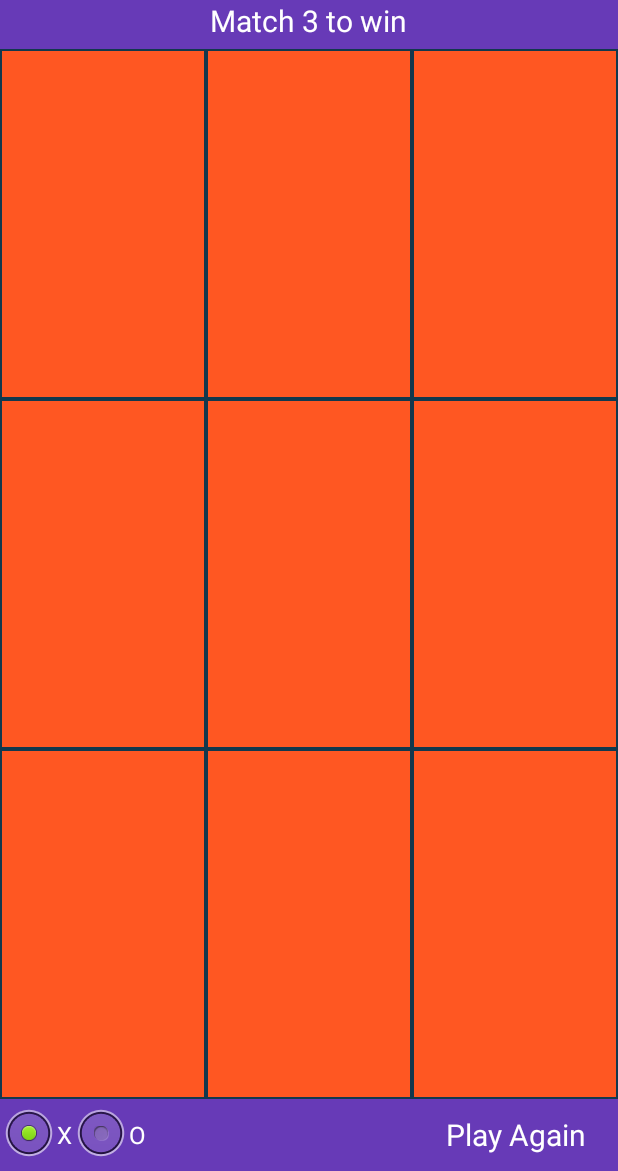
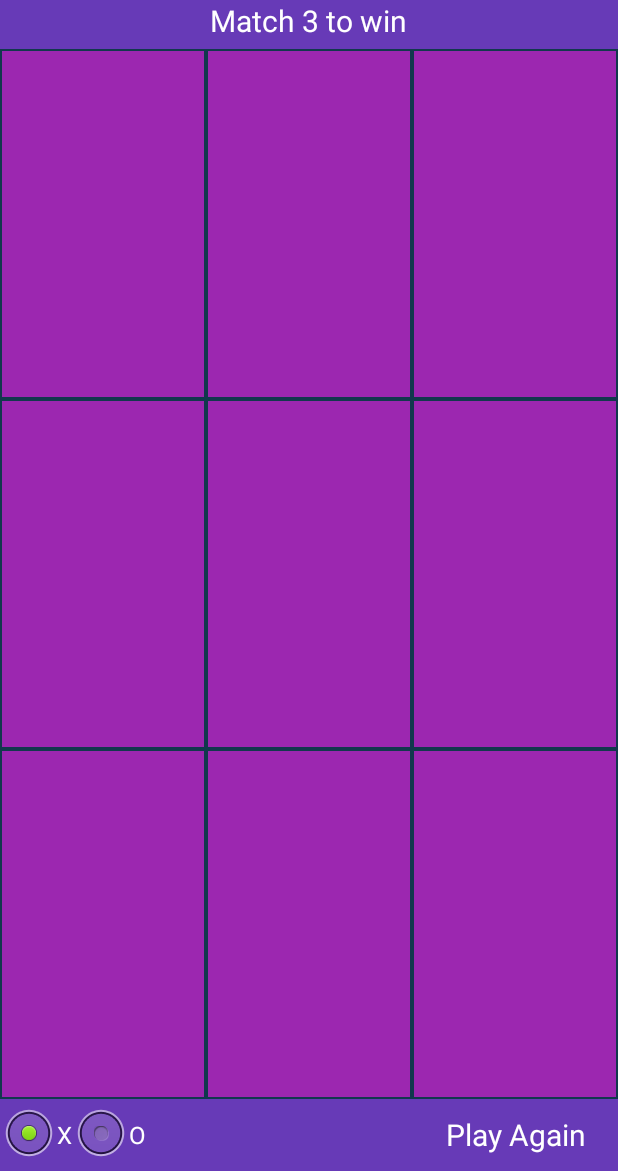
Before and after one commit to androidkhurram/TicTacToe, an Android app: the LevelOneActivity screen opened directly, with no data from a screen before it, on a phone screen of 412 x 824 dp, the part 65-1236 px from its top. Run offline under Robolectric (Android 15) with nearby library versions, the phone set to English and light mode, and no system bars.

Commit message:
small changes in files.

```diff
--- a/app/src/main/java/mohsenalqallaf/tictactoe/LevelOneActivity.java
+++ b/app/src/main/java/mohsenalqallaf/tictactoe/LevelOneActivity.java
@@ -2,7 +2,6 @@ package mohsenalqallaf.tictactoe;
 
 import android.app.Activity;
 import android.app.AlertDialog;
-import android.content.Context;
 import android.content.DialogInterface;
 import android.media.MediaPlayer;
 import android.os.Bundle;
@@ -11,7 +10,6 @@ import android.view.animation.AlphaAnimation;
 import android.view.animation.Animation;
 import android.widget.RadioButton;
 import android.widget.TextView;
-import android.widget.Toast;
 
 public class LevelOneActivity extends Activity {
 	//Declare global variables for the game space
@@ -29,7 +27,7 @@ public class LevelOneActivity extends Activity {
 		super.onCreate(savedInstanceState);
 
 		//Look at the right XML layout and remove the action bar
-		setContentView(R.layout.level_one);
+		setContentView(R.layout.play_with_ai);
 		mediaPlayer = MediaPlayer.create(getApplicationContext(), R.raw.click);
 		mediaPlayerWinning = MediaPlayer.create(getApplicationContext(), R.raw.winning);
 		// initialize Views
--- a/app/src/main/java/mohsenalqallaf/tictactoe/LevelTwoActivity.java
+++ b/app/src/main/java/mohsenalqallaf/tictactoe/LevelTwoActivity.java
@@ -5,7 +5,6 @@ import android.os.Bundle;
 import android.view.View;
 import android.view.animation.AlphaAnimation;
 import android.view.animation.Animation;
-import android.widget.Button;
 import android.widget.TableLayout;
 import android.widget.TableRow;
 import android.widget.TextView;
@@ -31,7 +30,7 @@ public class LevelTwoActivity extends Activity {
         setContentView(R.layout.play_with_human);
         setupOnClickListeners();
         // initializeViews Views
-        txtPlayAgain = (TextView)findViewById(R.id.thing);
+        txtPlayAgain = (TextView)findViewById(R.id.resetGame);
         txtGameStatus = (TextView) findViewById(R.id.txtStatus);
         mediaPlayer = MediaPlayer.create(getApplicationContext(), R.raw.click);
         mediaPlayerWinning = MediaPlayer.create(getApplicationContext(), R.raw.winning);
--- a/app/src/main/res/layout/level_one.xml
+++ b/app/src/main/res/layout/play_with_ai.xml
@@ -36,7 +36,7 @@
 	    android:layout_width="fill_parent"
 	    android:layout_height="0dp"
 	    android:layout_weight="1"
-	    android:background="#FF5722"
+	    android:background="@color/button_color"
 	    android:keepScreenOn="true" >
 
 	    <TableRow
@@ -200,7 +200,7 @@
 			android:layout_height="fill_parent"
 			/>
 		<TextView
-		    android:id="@+id/thing"
+		    android:id="@+id/resetGame"
 		    android:layout_weight="1"
 		    android:layout_width="0dp"
 			android:layout_height="fill_parent"
--- a/app/src/main/res/layout/play_with_human.xml
+++ b/app/src/main/res/layout/play_with_human.xml
@@ -36,7 +36,7 @@
 	    android:layout_width="fill_parent"
 	    android:layout_height="0dp"
 	    android:layout_weight="1"
-	    android:background="#FF5722"
+	    android:background="@color/button_color"
 	    android:keepScreenOn="true" >
 
 	    <TableRow
@@ -176,7 +176,7 @@
 		android:orientation="horizontal"
 		android:background="#673AB7">
 		<TextView
-		    android:id="@+id/thing"
+		    android:id="@+id/resetGame"
 		    android:layout_width="wrap_content"
 			android:layout_height="wrap_content"
 			android:text="@string/reset"
--- a/app/src/main/res/values/color.xml
+++ b/app/src/main/res/values/color.xml
@@ -1,5 +1,5 @@
 <?xml version="1.0" encoding="utf-8"?>
 <resources>
     <color name="background">#673AB7</color>
-    <color name="button_color">#FF9800</color>
+    <color name="button_color">#9C27B0</color>
 </resources>
```
